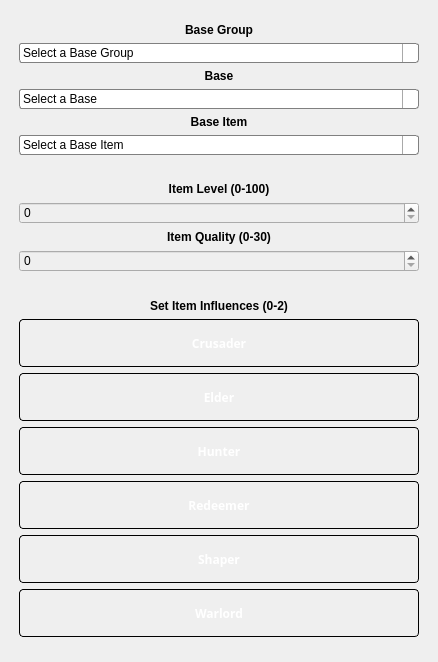
Old version of the form ExileCraft/modules/gui/uis/columns/left_column.ui in the repository jmduea/ExileCraft.
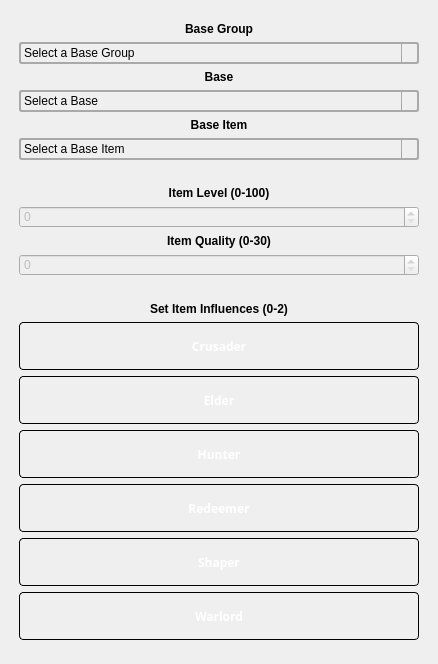
New version of the form. Icons and pictures are not drawn. Custom widgets are drawn as their Qt base class.

Diff of the .ui file:
```diff
--- a/ExileCraft/modules/gui/uis/columns/left_column.ui
+++ b/ExileCraft/modules/gui/uis/columns/left_column.ui
@@ -8,12 +8,85 @@
     <x>0</x>
     <y>0</y>
     <width>438</width>
-    <height>662</height>
+       <height>664</height>
    </rect>
   </property>
+     <property name="font">
+         <font>
+             <pointsize>14</pointsize>
+         </font>
+  </property>
   <property name="windowTitle">
    <string>Form</string>
   </property>
+     <property name="styleSheet">
+         <string notr="true">QComboBox {
+             border: 1px solid gray;
+             border-radius: 3px;
+             padding: 1px 18px 1px 3px;
+             min-width: 6em;
+             color: black;
+             font-size: 12px;
+             }
+
+             QComboBox::disabled {
+             opacity: .0;
+             }
+
+             QComboBox:editable {
+             background: white;
+             }
+
+             QComboBox:!editable, QComboBox::drop-down:editable {
+             background: qlineargradient(x1: 0, y1: 0, x2: 0, y2: 1,
+             stop: 0 #E1E1E1, stop: 0.4 #DDDDDD,
+             stop: 0.5 #D8D8D8, stop: 1.0 #D3D3D3);
+             }
+
+             /* QComboBox gets the &quot;on&quot; state when the popup is
+             open */
+             QComboBox:!editable:on, QComboBox::drop-down:editable:on {
+             background: qlineargradient(x1: 0, y1: 0, x2: 0, y2: 1,
+             stop: 0 #D3D3D3, stop: 0.4 #D8D8D8,
+             stop: 0.5 #DDDDDD, stop: 1.0 #E1E1E1);
+             }
+
+             QComboBox:on { /* shift the text when the popup opens */
+             padding-top: 3px;
+             padding-left: 4px;
+             }
+
+             QComboBox::drop-down {
+             subcontrol-origin: padding;
+             subcontrol-position: top right;
+             width: 15px;
+
+             border-left-width: 1px;
+             border-left-color: darkgray;
+             border-left-style: solid; /* just a single line */
+             border-top-right-radius: 3px; /* same radius as the QComboBox */
+             border-bottom-right-radius: 3px;
+             color: black;
+             }
+
+             QComboBox::down-arrow {
+             image: url(:/images/images/down_arrow.png);
+             }
+
+             QComboBox::down-arrow:on { /* shift the arrow when popup is open
+             */
+             top: 1px;
+             left: 1px;
+             }
+
+             QComboBox, QAbstractItemView {
+             border: 2px solid darkgray;
+             background-color: rgb(239, 239, 239);
+             selection-background-color: lightgray;
+             color: black;
+             }
+         </string>
+  </property>
   <layout class="QVBoxLayout" name="main_pages_layout">
    <property name="spacing">
     <number>0</number>
@@ -217,71 +290,13 @@
           </item>
           <item>
            <widget class="QComboBox" name="base_group_combobox">
+               <property name="font">
+                   <font>
+                       <pointsize>-1</pointsize>
+                   </font>
+               </property>
             <property name="styleSheet">
-             <string notr="true">QComboBox {
-                                                        border: 1px solid gray;
-                                                        border-radius: 3px;
-                                                        padding: 1px 18px 1px 3px;
-                                                        min-width: 6em;
-                                                        color: black;
-                                                        }
-
-                                                        QComboBox::disabled {
-                                                        opacity: .5;
-                                                        }
-
-                                                        QComboBox:editable {
-                                                        background: white;
-                                                        }
-
-                                                        QComboBox:!editable, QComboBox::drop-down:editable {
-                                                        background: qlineargradient(x1: 0, y1: 0, x2: 0, y2: 1,
-                                                        stop: 0 #E1E1E1, stop: 0.4 #DDDDDD,
-                                                        stop: 0.5 #D8D8D8, stop: 1.0 #D3D3D3);
-                                                        }
-
-                                                        /* QComboBox gets the &quot;on&quot; state when the popup is
-                                                        open */
-                                                        QComboBox:!editable:on, QComboBox::drop-down:editable:on {
-                                                        background: qlineargradient(x1: 0, y1: 0, x2: 0, y2: 1,
-                                                        stop: 0 #D3D3D3, stop: 0.4 #D8D8D8,
-                                                        stop: 0.5 #DDDDDD, stop: 1.0 #E1E1E1);
-                                                        }
-
-                                                        QComboBox:on { /* shift the text when the popup opens */
-                                                        padding-top: 3px;
-                                                        padding-left: 4px;
-                                                        }
-
-                                                        QComboBox::drop-down {
-                                                        subcontrol-origin: padding;
-                                                        subcontrol-position: top right;
-                                                        width: 15px;
-
-                                                        border-left-width: 1px;
-                                                        border-left-color: darkgray;
-                                                        border-left-style: solid; /* just a single line */
-                                                        border-top-right-radius: 3px; /* same radius as the QComboBox */
-                                                        border-bottom-right-radius: 3px;
-                                                        color: black;
-                                                        }
-
-                                                        QComboBox::down-arrow {
-                                                        image: url(:/images/images/down_arrow.png);
-                                                        }
-
-                                                        QComboBox::down-arrow:on { /* shift the arrow when popup is open
-                                                        */
-                                                        top: 1px;
-                                                        left: 1px;
-                                                        }
-
-                                                        QComboBox QAbstractItemView {
-                                                        border: 2px solid darkgray;
-                                                        selection-background-color: lightgray;
-                                                        color: black;
-                                                        }
-                                                    </string>
+                <string notr="true"/>
             </property>
             <property name="placeholderText">
              <string>Select a Base Group</string>
@@ -366,72 +381,6 @@
             <property name="enabled">
              <bool>false</bool>
             </property>
-            <property name="styleSheet">
-             <string notr="true">QComboBox {
-                                                        border: 1px solid gray;
-                                                        border-radius: 3px;
-                                                        padding: 1px 18px 1px 3px;
-                                                        min-width: 6em;
-                                                        color: black;
-                                                        }
-
-                                                        QComboBox::disabled {
-                                                        opacity: .5;
-                                                        }
-
-                                                        QComboBox:editable {
-                                                        background: white;
-                                                        }
-
-                                                        QComboBox:!editable, QComboBox::drop-down:editable {
-                                                        background: qlineargradient(x1: 0, y1: 0, x2: 0, y2: 1,
-                                                        stop: 0 #E1E1E1, stop: 0.4 #DDDDDD,
-                                                        stop: 0.5 #D8D8D8, stop: 1.0 #D3D3D3);
-                                                        }
-
-                                                        /* QComboBox gets the &quot;on&quot; state when the popup is
-                                                        open */
-                                                        QComboBox:!editable:on, QComboBox::drop-down:editable:on {
-                                                        background: qlineargradient(x1: 0, y1: 0, x2: 0, y2: 1,
-                                                        stop: 0 #D3D3D3, stop: 0.4 #D8D8D8,
-                                                        stop: 0.5 #DDDDDD, stop: 1.0 #E1E1E1);
-                                                        }
-
-                                                        QComboBox:on { /* shift the text when the popup opens */
-                                                        padding-top: 3px;
-                                                        padding-left: 4px;
-                                                        }
-
-                                                        QComboBox::drop-down {
-                                                        subcontrol-origin: padding;
-                                                        subcontrol-position: top right;
-                                                        width: 15px;
-
-                                                        border-left-width: 1px;
-                                                        border-left-color: darkgray;
-                                                        border-left-style: solid; /* just a single line */
-                                                        border-top-right-radius: 3px; /* same radius as the QComboBox */
-                                                        border-bottom-right-radius: 3px;
-                                                        color: black;
-                                                        }
-
-                                                        QComboBox::down-arrow {
-                                                        image: url(:/images/images/down_arrow.png);
-                                                        }
-
-                                                        QComboBox::down-arrow:on { /* shift the arrow when popup is open
-                                                        */
-                                                        top: 1px;
-                                                        left: 1px;
-                                                        }
-
-                                                        QComboBox QAbstractItemView {
-                                                        border: 2px solid darkgray;
-                                                        selection-background-color: lightgray;
-                                                        color: black;
-                                                        }
-                                                    </string>
-            </property>
             <property name="placeholderText">
              <string>Select a Base</string>
             </property>
@@ -460,72 +409,6 @@
             <property name="enabled">
              <bool>false</bool>
             </property>
-            <property name="styleSheet">
-             <string notr="true">QComboBox {
-                                                        border: 1px solid gray;
-                                                        border-radius: 3px;
-                                                        padding: 1px 18px 1px 3px;
-                                                        min-width: 6em;
-                                                        color: black;
-                                                        }
-
-                                                        QComboBox::disabled {
-                                                        opacity: .5;
-                                                        }
-
-                                                        QComboBox:editable {
-                                                        background: white;
-                                                        }
-
-                                                        QComboBox:!editable, QComboBox::drop-down:editable {
-                                                        background: qlineargradient(x1: 0, y1: 0, x2: 0, y2: 1,
-                                                        stop: 0 #E1E1E1, stop: 0.4 #DDDDDD,
-                                                        stop: 0.5 #D8D8D8, stop: 1.0 #D3D3D3);
-                                                        }
-
-                                                        /* QComboBox gets the &quot;on&quot; state when the popup is
-                                                        open */
-                                                        QComboBox:!editable:on, QComboBox::drop-down:editable:on {
-                                                        background: qlineargradient(x1: 0, y1: 0, x2: 0, y2: 1,
-                                                        stop: 0 #D3D3D3, stop: 0.4 #D8D8D8,
-                                                        stop: 0.5 #DDDDDD, stop: 1.0 #E1E1E1);
-                                                        }
-
-                                                        QComboBox:on { /* shift the text when the popup opens */
-                                                        padding-top: 3px;
-                                                        padding-left: 4px;
-                                                        }
-
-                                                        QComboBox::drop-down {
-                                                        subcontrol-origin: padding;
-                                                        subcontrol-position: top right;
-                                                        width: 15px;
-
-                                                        border-left-width: 1px;
-                                                        border-left-color: darkgray;
-                                                        border-left-style: solid; /* just a single line */
-                                                        border-top-right-radius: 3px; /* same radius as the QComboBox */
-                                                        border-bottom-right-radius: 3px;
-                                                        color: black;
-                                                        }
-
-                                                        QComboBox::down-arrow {
-                                                        image: url(:/images/images/down_arrow.png);
-                                                        }
-
-                                                        QComboBox::down-arrow:on { /* shift the arrow when popup is open
-                                                        */
-                                                        top: 1px;
-                                                        left: 1px;
-                                                        }
-
-                                                        QComboBox QAbstractItemView {
-                                                        border: 2px solid darkgray;
-                                                        selection-background-color: lightgray;
-                                                        color: black;
-                                                        }
-                                                    </string>
-            </property>
             <property name="placeholderText">
              <string>Select a Base Item</string>
             </property>
@@ -566,12 +449,6 @@
             <property name="enabled">
              <bool>false</bool>
             </property>
-            <property name="styleSheet">
-             <string notr="true">QSpinBox {
-                                                        color: black;
-                                                        }
-                                                    </string>
-            </property>
             <property name="maximum">
              <number>100</number>
             </property>
@@ -600,12 +477,6 @@
             <property name="enabled">
              <bool>false</bool>
             </property>
-            <property name="styleSheet">
-             <string notr="true">QSpinBox {
-                                                        color: black;
-                                                        }
-                                                    </string>
-            </property>
             <property name="maximum">
              <number>30</number>
             </property>
@@ -711,6 +582,12 @@
             <property name="checkable">
              <bool>true</bool>
             </property>
+                  <property name="default">
+                      <bool>false</bool>
+                  </property>
+                  <property name="flat">
+                      <bool>false</bool>
+            </property>
             <attribute name="buttonGroup">
              <string notr="true">item_influence_btn_group</string>
             </attribute>
```
